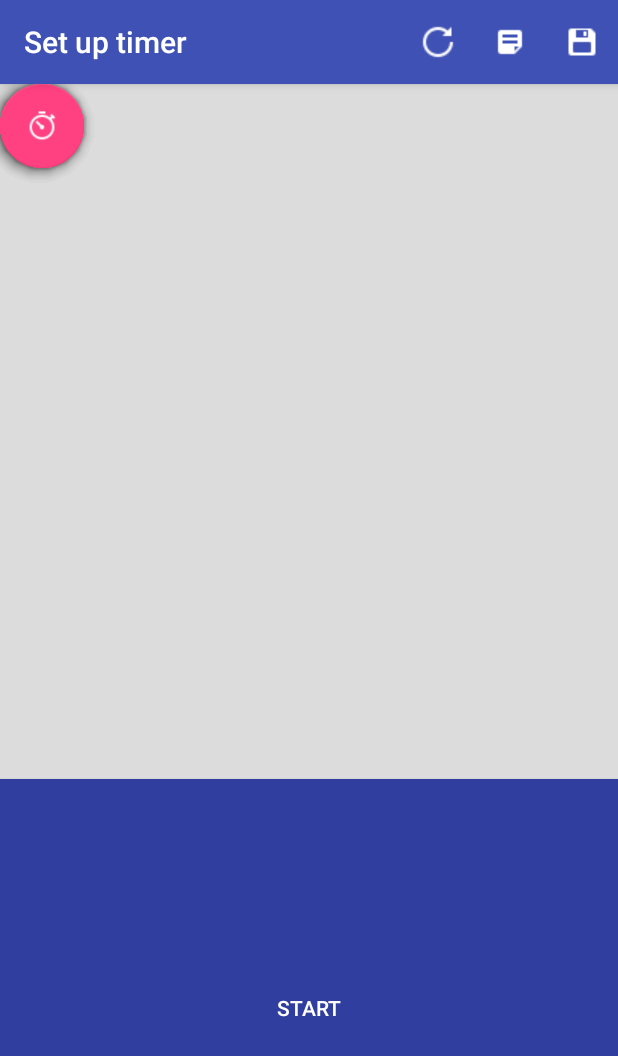
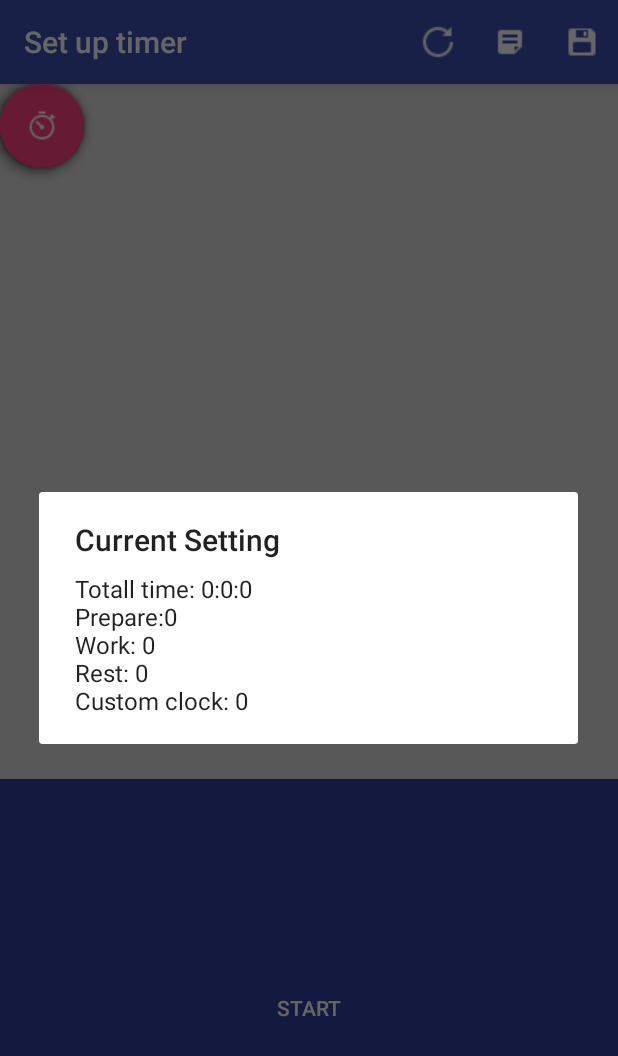
Before and after one commit to joy369/Timer, an Android app: the ActionSettingActivity screen opened directly, with no data from a screen before it, after a tap on an icon or button, on a phone screen of 412 x 824 dp. Shown: the top 1056 px of the screen. Run offline under Robolectric (Android 15) with nearby library versions, the phone set to English and light mode, and no system bars; libraries missing offline, so code that uses them is left out: com.github.clans.fab; plain views replace FloatingActionButton, FloatingActionMenu; 14 statements that could not run were skipped.

Commit message:
2/3 (80%) done

```diff
--- a/app/src/main/java/group6/exercisetimer/ActionSettingActivity.java
+++ b/app/src/main/java/group6/exercisetimer/ActionSettingActivity.java
@@ -21,7 +21,9 @@ import android.widget.Button;
 import android.widget.Toast;
 
 import java.util.ArrayList;
+import java.util.Collections;
 import java.util.List;
+import java.util.stream.Collectors;
 
 import com.github.clans.fab.FloatingActionButton;
 import com.github.clans.fab.FloatingActionMenu;
@@ -29,7 +31,6 @@ import com.google.gson.Gson;
 
 import static group6.exercisetimer.MainActivity.action_Component_type;
 import static group6.exercisetimer.MainActivity.training_list_type;
-
 
 public class ActionSettingActivity extends AppCompatActivity {
     private static final int TYPE_REPEAT = 1;
@@ -51,6 +52,9 @@ public class ActionSettingActivity extends AppCompatActivity {
     private ItemTouchHelper itemTouchHelper;
     private com.github.clans.fab.FloatingActionButton add_work, add_rest, add_cycle, add_self_define, add_prepare;
     private com.github.clans.fab.FloatingActionMenu action_menu;
+    private final static int name_index = 0;
+    private final static int comment_insex = 1;
+    private final static int time_index = 2;
 
     @Override
     protected void onCreate(Bundle savedInstanceState) {
@@ -184,7 +188,31 @@ public class ActionSettingActivity extends AppCompatActivity {
         // Handle presses on the action bar items
         switch (item.getItemId()) {
             case R.id.currnet_decoded_data:
+//                Get current information
+                decoded_data = decodeList(mACA.mActionList);
+                int current_time, work_num, prepare_num, rest_num, custom_clock_num;
+                current_time = work_num = prepare_num = rest_num = custom_clock_num=0;
+//                Get totalltime
+                for(String s : decoded_data.get(time_index))
+                    current_time = current_time +(Integer.valueOf(s));
+                String HMS_now = toHMSform(current_time).get(0)+":"+toHMSform(current_time).get(1)
+                        +":"+toHMSform(current_time).get(2);
+//                Count action name number
+                work_num = Collections.frequency(decoded_data.get(name_index),"Work");
+                prepare_num = Collections.frequency(decoded_data.get(name_index),"Prepare");
+                rest_num = Collections.frequency(decoded_data.get(name_index),"Rest");
+                custom_clock_num = decoded_data.get(name_index).size() - work_num - prepare_num - rest_num;
 
+//                Launch note
+                new AlertDialog.Builder(context)
+                        .setTitle("Current Setting")
+                        .setMessage("Totall time: " + HMS_now + "\n"
+                                +"Prepare:" + prepare_num + "\n"
+                                +"Work: " + work_num + "\n"
+                                +"Rest: " + prepare_num + "\n"
+                                +"Custom clock: " + custom_clock_num)
+
+                        .show();
 
                 return true;
             case R.id.save_action_list:
@@ -246,7 +274,7 @@ public class ActionSettingActivity extends AppCompatActivity {
 
     public void saveCurrentList() {
         int totall_t = getTotallSecond(mACA.mActionList);
-        ArrayList<String> hms_form = toHMSform(totall_t);
+        List<String> hms_form = toHMSform(totall_t);
         String str_ACs = new Gson().toJson(action_list, action_Component_type);
         trainingLists.get(training_list_index).hour = hms_form.get(0);
         trainingLists.get(training_list_index).minute = hms_form.get(1);
@@ -297,13 +325,13 @@ public class ActionSettingActivity extends AppCompatActivity {
                 if (current_list.get(i).getItemTime() != 0) {
                     decoded_name.add(current_list.get(i).getItemName());
                     decoded_time.add(String.valueOf(current_list.get(i).getItemTime()));
-                    decoded_time.add(current_list.get(i).getItemComment());
+                    decoded_comment.add(current_list.get(i).getItemComment());
                 }
             }
         }
         decoded_data.add(decoded_name);
+        decoded_data.add(decoded_comment);
         decoded_data.add(decoded_time);
-        decoded_data.add(decoded_comment);
         return decoded_data;
 
     }
@@ -321,8 +349,8 @@ public class ActionSettingActivity extends AppCompatActivity {
         return totall_time;
     }
 
-    public static ArrayList<String> toHMSform(int totall_time) {
-        ArrayList<String> HMSform = new ArrayList<String>();
+    public static List<String> toHMSform(int totall_time) {
+        List<String> HMSform = new ArrayList<String>();
         int h, m, s;
         h = totall_time / 3600;
         m = totall_time / 60 % 60;
--- a/app/src/main/res/layout/activity_action_setting.xml
+++ b/app/src/main/res/layout/activity_action_setting.xml
@@ -65,7 +65,7 @@
             android:layout_width="wrap_content"
             android:layout_height="wrap_content"
             android:src="@drawable/clock_w"
-            fab:fab_label="Self define"
+            fab:fab_label="Custom clock"
             fab:fab_size="mini" />
 
     </com.github.clans.fab.FloatingActionMenu>
```
